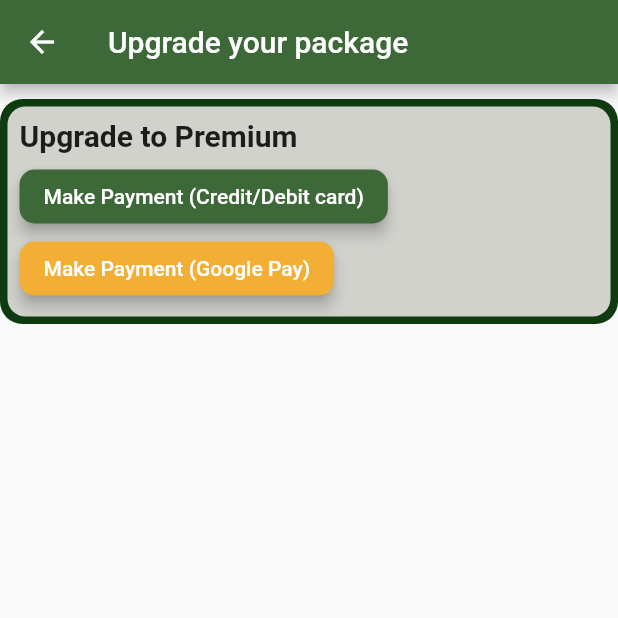
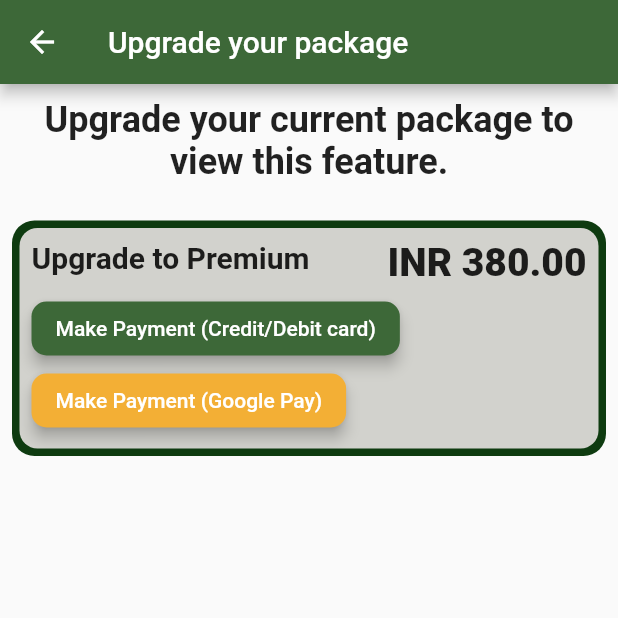
Before and after one commit to AnuradhaDev96/zego_call_app, a Flutter app: the screen it shows once a user with an empty profile is signed in, after a tap on the "star" icon, on a phone screen of 412 x 824 dp, the top half of it. Run offline on Flutter 3.47's test engine with Material 2 defaults, Android fonts, the phone set to English and light mode, and no system bars; our stand-ins replace awesome_notifications, cloud_firestore, firebase_auth, firebase_core, firebase_messaging, flutter_local_notifications and 3 more; missing offline and left inert: flutter_stripe, zego_uikit_prebuilt_call, zego_uikit_signaling_plugin; accounts and stored records are empty; network calls fail.

Commit message:
Defects fixed

```diff
--- a/lib/common/statics.dart
+++ b/lib/common/statics.dart
@@ -3,4 +3,5 @@ class Statics {
   static const int zegoAppId = 1803218513;
   static const String stripePublishableKey = 'pk_test_51MxBryJKjNVqOWzSmGYcqVAkiduiZh6AopEtAnDI5CwNJmQannIA5zTBqj0cs3nL6CF7iWbeaPpaq9CUBkoLDggM00xF8sgaUc';
   static const String stripeSecretKey = 'sk_test_51MxBryJKjNVqOWzSes3KcA9dUcqMvuybpQ0xzIY24W44oUghwRMQVi1beqf6jYeKO4lPCITsy698kHaH3DtRR8hB00Ud1UxxxW';
+  static const String fcmKey = "AAAAeKB_HWU:APA91bH7idg4Qrt8j-dgi8kaIsYYnF6VI6qa2_Hr5cCwvS6jSnzwSBXLqiRSkV1fiUSVtrrgTPb98fQ4O76BT64ib46UGoKOJx9MPItv67kE1qkBdJ2_ZHIezrmh76nngGAJrjfNbJ8S";
 }
--- /dev/null
+++ b/lib/models/enums/subscription.dart
@@ -0,0 +1,28 @@
+enum Subscription {
+  free,
+  premium
+}
+
+extension ToString on Subscription {
+  String toDisplayString() {
+    switch (this) {
+      case Subscription.free:
+        return "Free";
+      case Subscription.premium:
+        return "Premium";
+      default:
+        return "Free";
+    }
+  }
+}
+
+Subscription toSubscriptionEnumValue(String value) {
+  switch (value) {
+    case "Free":
+      return Subscription.free;
+    case "Premium":
+      return Subscription.premium;
+    default:
+      return Subscription.free;
+  }
+}
--- a/lib/models/user_model.dart
+++ b/lib/models/user_model.dart
@@ -1,6 +1,9 @@
+import 'enums/subscription.dart';
+
 class UserModel {
   String email, name, username;
   String? fcmToken;
+  Subscription currentPackage = Subscription.free;
 
   UserModel({required this.email, required this.name, required this.username, this.fcmToken});
 
@@ -10,12 +13,15 @@ class UserModel {
       'name': name,
       'username': username,
       'fcmToken': fcmToken,
+      'currentPackage': currentPackage.toDisplayString(),
     };
   }
 
-  UserModel.fromMap(Map<String, dynamic> map):
-      email = map["email"],
-      name = map["name"],
-      fcmToken = map["fcmToken"],
-      username = map["username"];
+  UserModel.fromMap(Map<String, dynamic> map)
+      : email = map["email"],
+        name = map["name"],
+        fcmToken = map["fcmToken"],
+        currentPackage =
+            map["currentPackage"] == null ? Subscription.free : toSubscriptionEnumValue(map["currentPackage"]),
+        username = map["username"];
 }
--- a/lib/services/firebase_service.dart
+++ b/lib/services/firebase_service.dart
@@ -1,3 +1,5 @@
+import 'dart:async';
+
 import 'package:cloud_firestore/cloud_firestore.dart';
 import 'package:firebase_auth/firebase_auth.dart';
 import 'package:firebase_messaging/firebase_messaging.dart';
@@ -12,6 +14,7 @@ import '../common/statics.dart';
 import '../main.dart';
 import '../models/call_history_record.dart';
 import '../models/enums/call_type.dart';
+import '../models/enums/subscription.dart';
 import '../models/user_model.dart';
 
 class FirebaseService {
@@ -32,10 +35,16 @@ class FirebaseService {
     return _currentUser;
   }
 
+  static Future<bool> get isPremiumAccount async =>
+      await currentUser.then((userModel) => userModel?.currentPackage == Subscription.premium);
+
   static Stream<QuerySnapshot<Map<String, dynamic>>> get buildViews => _store.collection("users").snapshots();
 
   static Stream<QuerySnapshot<Map<String, dynamic>>> get buildCallHistoryOfCurrentUser =>
       _store.collection("users").doc(_auth.currentUser!.uid).collection("call_history").orderBy("time").snapshots();
+
+  static Stream<DocumentSnapshot<Map<String, dynamic>>> get currentUserSnapshot =>
+      _store.collection("users").doc(_auth.currentUser!.uid).snapshots();
 
   static Future<bool> signUp({
     required String name,
@@ -95,6 +104,7 @@ class FirebaseService {
 
   static void logout() async {
     await ZegoUIKitPrebuiltCallInvitationService().uninit();
+    _currentUser = null;
     _auth.signOut();
   }
 
@@ -226,4 +236,17 @@ class FirebaseService {
     return false;
   }
 
+  static Future<void> updateToPremiumPackageCurrentUser() async {
+    final document = await _store.collection("users").doc(_auth.currentUser!.uid).get();
+
+    var user = await currentUser;
+    user?.currentPackage = Subscription.premium;
+    await document.reference.update(user!.toMap());
+    _currentUser?.currentPackage = user.currentPackage;
+
+    _userSubscriptionController.sink.add(await isPremiumAccount);
+  }
+
+  static final StreamController<bool> _userSubscriptionController =  StreamController<bool>.broadcast();
+  static Stream<bool> get currentSubscriptionStream => _userSubscriptionController.stream;
 }
--- a/lib/zego/create_account_page.dart
+++ b/lib/zego/create_account_page.dart
@@ -1,7 +1,6 @@
 import 'package:flutter/material.dart';
 
 import '../services/firebase_service.dart';
-import 'login_page.dart';
 
 class CreateAccountPage extends StatelessWidget {
   CreateAccountPage({Key? key}) : super(key: key);
@@ -84,7 +83,7 @@ class CreateAccountPage extends StatelessWidget {
                           borderRadius: BorderRadius.circular(10.0),
                         ),
                       ),
-                      child: const Text("Login"),
+                      child: const Text("Create Account"),
                     ),
                   ],
                 ),
@@ -126,7 +125,9 @@ class CreateAccountPage extends StatelessWidget {
             ),
           ),
         );
+        return;
       }
+      Navigator.of(context).pop();
     }
   }
 }
--- a/lib/zego/dashboard_page.dart
+++ b/lib/zego/dashboard_page.dart
@@ -3,6 +3,8 @@ import 'package:flutter/material.dart';
 import 'package:provider/provider.dart';
 
 import '../change_notifiers/call_state_change_notifier.dart';
+import '../common/common_utils.dart';
+import '../models/enums/subscription.dart';
 import '../models/user_model.dart';
 import '../services/firebase_service.dart';
 import 'call_history_page.dart';
@@ -18,15 +20,30 @@ class DashboardPage extends StatelessWidget {
       appBar: AppBar(
         title: const Text("Sam Caller"),
         actions: [
-          IconButton(
-            onPressed: () {
-              Navigator.push(context, MaterialPageRoute(builder: (_) => UpgradeToPremiumPage()));
-            },
-            icon: const Icon(Icons.star, size: 20.0),
+          StreamBuilder(
+            stream: FirebaseService.currentUserSnapshot,
+            builder: (context, snapshot) {
+              if (snapshot.connectionState == ConnectionState.waiting || !snapshot.hasData) {
+                return const SizedBox.shrink();
+              }
+
+              print("snapshot of doc: ${snapshot.data?.data() as Map<String, dynamic>}");
+              var currentUser = UserModel.fromMap(snapshot.data?.data() as Map<String, dynamic>);
+              if (currentUser.currentPackage == Subscription.premium) {
+                return const SizedBox.shrink();
+              } else {
+                return IconButton(
+                  onPressed: () {
+                    Navigator.push(context, MaterialPageRoute(builder: (_) => UpgradeToPremiumPage()));
+                  },
+                  icon: const Icon(Icons.star, size: 20.0),
+                );
+              }
+            }
           ),
           IconButton(
             onPressed: () {
-              Navigator.push(context, MaterialPageRoute(builder: (_) => const CallHistoryPage()));
+              CommonUtils.navigateToPageBasedOnSubscription(context, const CallHistoryPage());
             },
             icon: const Icon(Icons.history, size: 20.0),
           ),
--- a/lib/zego/upgrade_to_premium_page.dart
+++ b/lib/zego/upgrade_to_premium_page.dart
@@ -6,6 +6,7 @@ import 'package:get/get.dart';
 import 'package:http/http.dart' as http;
 
 import '../common/statics.dart';
+import '../services/firebase_service.dart';
 
 class UpgradeToPremiumPage extends StatelessWidget {
   UpgradeToPremiumPage({Key? key}) : super(key: key);
@@ -20,11 +21,22 @@ class UpgradeToPremiumPage extends StatelessWidget {
       body: Column(
         mainAxisAlignment: MainAxisAlignment.start,
         children: [
+          const Padding(
+            padding: EdgeInsets.fromLTRB(8.0, 10.0, 8.0, 15.0),
+            child: Text(
+              "Upgrade your current package to view this feature.",
+              style: TextStyle(
+                fontSize: 24.0,
+                fontWeight: FontWeight.bold,
+              ),
+              textAlign: TextAlign.center,
+            ),
+          ),
           Row(
             children: [
               Expanded(
                 child: Padding(
-                  padding: const EdgeInsets.only(top: 10.0),
+                  padding: const EdgeInsets.only(top: 10.0, left: 8.0, right: 8.0,),
                   child: Material(
                     color: const Color(0xFF0E3B10),
                     shape: RoundedRectangleBorder(
@@ -42,11 +54,18 @@ class UpgradeToPremiumPage extends StatelessWidget {
                           child: Column(
                             crossAxisAlignment: CrossAxisAlignment.start,
                             children: [
-                              const Text("Upgrade to Premium", style: TextStyle(fontSize: 20.0, fontWeight: FontWeight.bold)),
+                              Row(
+                                crossAxisAlignment: CrossAxisAlignment.start,
+                                mainAxisAlignment: MainAxisAlignment.spaceBetween,
+                                children: const [
+                                  Text("Upgrade to Premium", style: TextStyle(fontSize: 20.0, fontWeight: FontWeight.bold)),
+                                  Text("INR 380.00", style: TextStyle(fontSize: 26.0, fontWeight: FontWeight.w900)),
+                                ],
+                              ),
                               const SizedBox(height: 5.0),
                               ElevatedButton(
                                 onPressed: () {
-                                  makePayment("100", "INR");
+                                  makePayment(context, "100", "INR");
                                 },
                                 style: ElevatedButton.styleFrom(
                                   elevation: 4.0,
@@ -105,7 +124,7 @@ class UpgradeToPremiumPage extends StatelessWidget {
   }
 
 
-  Future<void> makePayment(String amount, String currency) async {
+  Future<void> makePayment(BuildContext context, String amount, String currency) async {
     try {
       paymentIntentData = await createPaymentIntent(amount, currency);
 
@@ -119,7 +138,7 @@ class UpgradeToPremiumPage extends StatelessWidget {
               customerEphemeralKeySecret: paymentIntentData!["ephemeralkey"],
             )
         );
-        displayPaymentSheet();
+        displayPaymentSheet(context);
       }
     } catch (e) {
       debugPrint("$e");
@@ -155,10 +174,20 @@ class UpgradeToPremiumPage extends StatelessWidget {
     return a.toString();
   }
 
-  void displayPaymentSheet() async {
+  void displayPaymentSheet(BuildContext context) async {
     try {
       await Stripe.instance.presentPaymentSheet();
-      Get.snackbar("Payment info", "Payment Successful");
+      // Get.snackbar("Payment info", "Payment Successful");
+
+      ScaffoldMessenger.of(context).showSnackBar(
+        const SnackBar(
+          backgroundColor: Colors.green,
+          content: Text("Payment Success - Sam Caller"),
+          duration: Duration(milliseconds: 500),
+
+        ),
+      );
+      await FirebaseService.updateToPremiumPackageCurrentUser();
     } on Exception catch(e) {
       if (e is StripeException) {
         debugPrint("Error from stripe $e");
--- a/lib/zego/user_card.dart
+++ b/lib/zego/user_card.dart
@@ -77,12 +77,11 @@ class _UserCardState extends State<UserCard> {
         buttonSize: const Size(50.0, 50.0),
         iconSize: const Size(35.0, 35.0),
         onPressed: (String code, String message, List<String> invitees) async {
+          await MessageHandler.sendPushNotification(widget.userModel.fcmToken);
           CallHistoryRecord record = CallHistoryRecord(
               callResult: CallType.outgoing, time: DateTime.now(), callerUsername: widget.userModel.username);
           await FirebaseService.saveCallHistoryRecord(record);
-
-          await MessageHandler.sendPushNotification(widget.userModel.fcmToken);
         },
-        timeoutSeconds: 10,
+        timeoutSeconds: 60,
       );
 }
```
Also changed, not shown: lib/common/common_utils.dart (added, +12 -0 lines), lib/message_handler.dart (+21 -7 lines), lib/zego/call_history_page.dart (+26 -9 lines).
